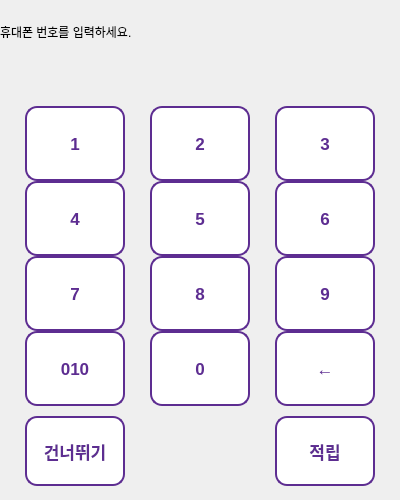
Old version of the form VentiApp/phonestampdialog.ui in the repository minki9252/TheVentiKiosk.
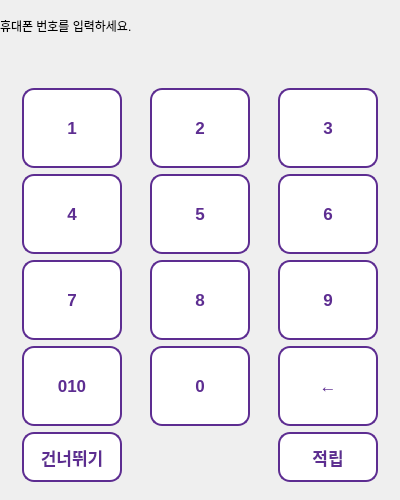
New version of the form.

Patch:
```diff
--- a/VentiApp/phonestampdialog.ui
+++ b/VentiApp/phonestampdialog.ui
@@ -89,7 +89,7 @@
    <item>
     <layout class="QGridLayout" name="gridLayout">
      <property name="spacing">
-      <number>0</number>
+      <number>6</number>
      </property>
      <item row="2" column="2">
       <widget class="QPushButton" name="btn9">
@@ -630,7 +630,7 @@
        <property name="minimumSize">
         <size>
          <width>100</width>
-         <height>70</height>
+         <height>50</height>
         </size>
        </property>
        <property name="maximumSize">
@@ -649,7 +649,7 @@
     font-size: 13pt;
     font-weight: bold;
     color: #5d2d91;
-    min-height: 50px; /* 버튼 높이를 키워 터치하기 좋게 만듦 */
+    min-height: 30px; /* 버튼 높이를 키워 터치하기 좋게 만듦 */
 }
 
 /* 버튼이 눌렸을 때 (피드백) */
@@ -674,7 +674,7 @@
        <property name="minimumSize">
         <size>
          <width>100</width>
-         <height>70</height>
+         <height>50</height>
         </size>
        </property>
        <property name="maximumSize">
@@ -693,7 +693,7 @@
     font-size: 13pt;
     font-weight: bold;
     color: #5d2d91;
-    min-height: 50px; /* 버튼 높이를 키워 터치하기 좋게 만듦 */
+    min-height: 30px; /* 버튼 높이를 키워 터치하기 좋게 만듦 */
 }
 
 /* 버튼이 눌렸을 때 (피드백) */
```
